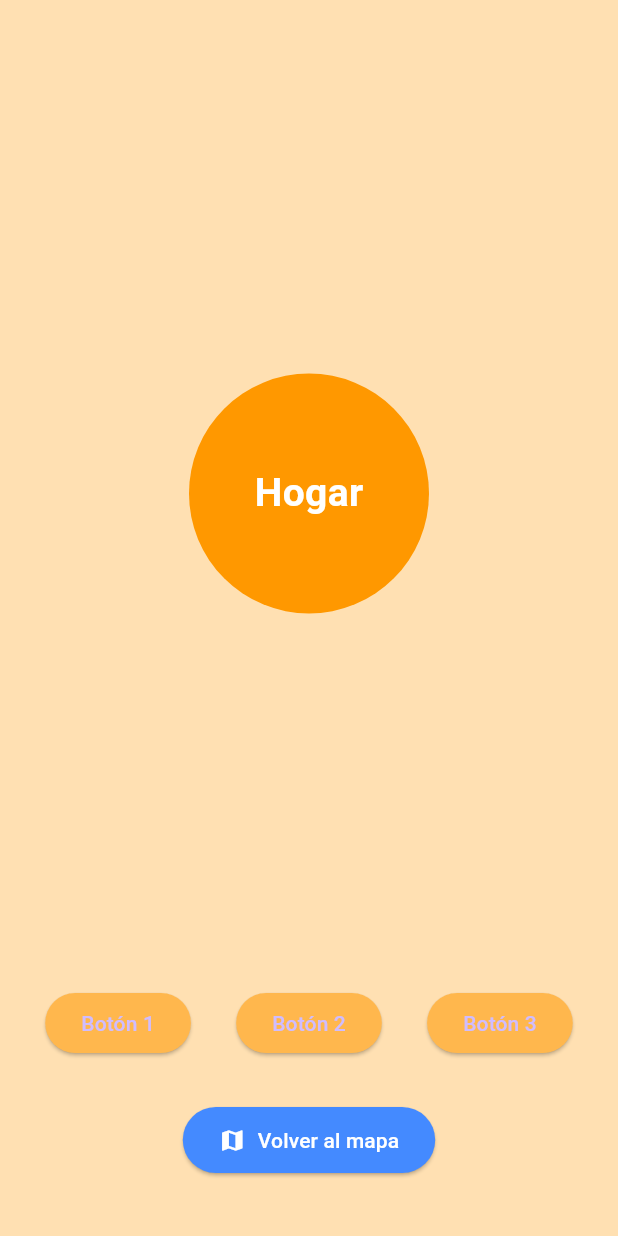
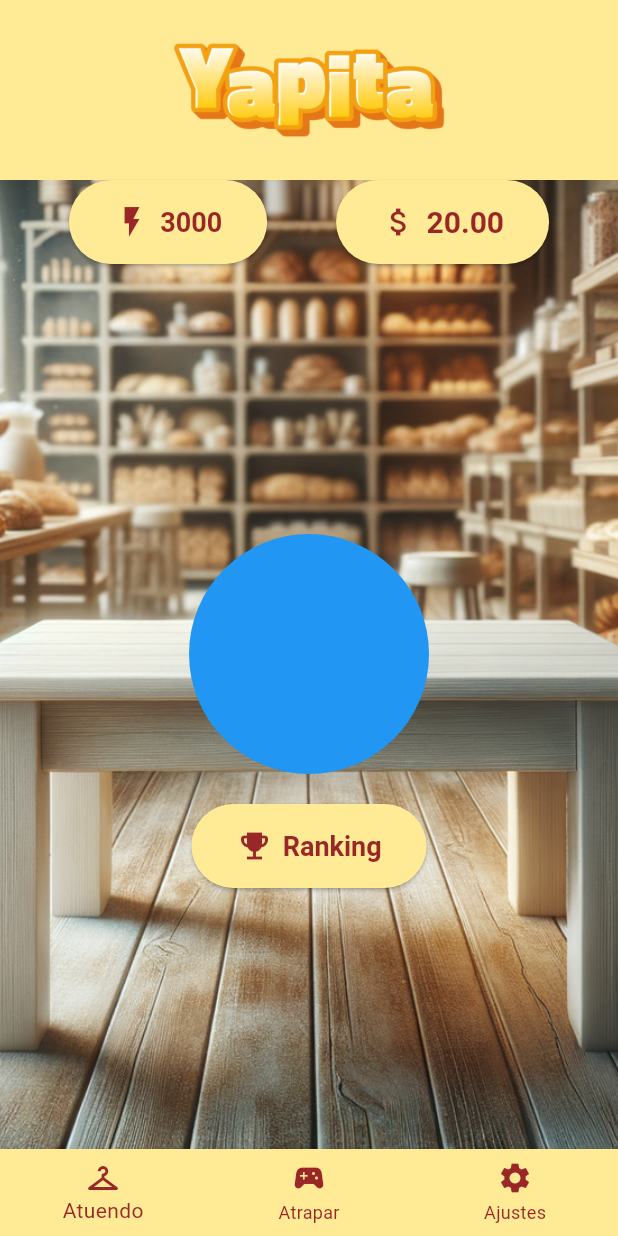
Before and after one commit to rahgby/yapita, a Flutter app: the PantallaHogar screen opened directly, on a phone screen of 412 x 824 dp. Run offline on Flutter 3.47's test engine with Material 3 defaults, Android fonts, the phone set to English and light mode, and no system bars; our stand-ins replace camera, flutter_map, latlong2, permission_handler.

Commit message:
feat:interfaz de usuario temporal

```diff
--- a/lib/pantallas/pantalla_hogar.dart
+++ b/lib/pantallas/pantalla_hogar.dart
@@ -6,24 +6,92 @@ class PantallaHogar extends StatelessWidget {
   @override
   Widget build(BuildContext context) {
     return Scaffold(
-      backgroundColor: Colors.orange[100], // Fondo de color sólido
-      body: SafeArea(
+      body: Container(
+        // 🔶 Fondo de pantalla
+        decoration: const BoxDecoration(
+          image: DecorationImage(
+            image: AssetImage("assets/fondo.png"),
+            fit: BoxFit.cover,
+          ),
+        ),
+
+        // 🔶 Estructura principal
+        child: Column(
+          children: [
+            // 🟧 HEADER — fuera del SafeArea, pegado arriba
+            Container(
+              width: double.infinity,
+              padding: const EdgeInsets.symmetric(vertical: 20),
+              color: const Color(0xFFFFEA96),
+              child: Image.asset(
+                'assets/yapitatext.png',
+                height: 80, //
+                width: 200,
+                fit: BoxFit.contain,
+              ),
+            ),
+
+
+            // 🔵 CONTENIDO DENTRO DEL SAFEAREA
+            Expanded(
+              child: SafeArea(
                 child: Column(
                   mainAxisAlignment: MainAxisAlignment.center,
                   children: [
-            const Spacer(),
 
-            // Círculo central (simulando un "Pou")
+                    SizedBox(height: 0), // espacio desde el header
+
+
+                    Row(
+                      mainAxisAlignment: MainAxisAlignment.spaceEvenly,
+                      children: [
+                        ElevatedButton.icon(
+                          onPressed: () {},
+                          icon: const Icon(Icons.flash_on, size: 24), // energía
+                          label: const Text("3000"),
+                          style: ElevatedButton.styleFrom(
+                            backgroundColor: const Color(0xFFFFEA96),
+                            foregroundColor: const Color(0xFF9A2727),
+                            textStyle: const TextStyle(
+                              fontWeight: FontWeight.bold,
+                              fontSize: 18,
+                            ),
+                            padding: const EdgeInsets.symmetric(horizontal: 30, vertical: 16),
+                          ),
+                        ),
+                        ElevatedButton.icon(
+                          onPressed: () {},
+                          icon: const Icon(Icons.attach_money, size: 24), // ícono de dólar
+                          label: const Text("20.00"),
+                          style: ElevatedButton.styleFrom(
+                            backgroundColor: const Color(0xFFFFEA96),
+                            foregroundColor: const Color(0xFF9A2727),
+                            textStyle: const TextStyle(
+                              fontWeight: FontWeight.bold,
+                              fontSize: 20,
+                            ),
+                            padding: const EdgeInsets.symmetric(horizontal: 30, vertical: 16),
+                          ),
+                        ),
+                      ],
+                    )
+
+
+                    ,
+
+                    SizedBox(height:180),
+
+                    // 🟠 Círculo central
                     Container(
                       width: 160,
                       height: 160,
                       decoration: const BoxDecoration(
-                color: Colors.orange,
+                        color: Colors.blue,
                         shape: BoxShape.circle,
                       ),
                       child: const Center(
                         child: Text(
-                  "Hogar",
+                          "",
                           style: TextStyle(
                             fontSize: 26,
                             color: Colors.white,
@@ -32,58 +100,67 @@ class PantallaHogar extends StatelessWidget {
                         ),
                       ),
                     ),
+                    const SizedBox(height: 20),
+                    ElevatedButton.icon(
+                      onPressed: () {},
+                      icon: const Icon(Icons.emoji_events, size: 24), // ícono de ranking
+                      label: const Text("Ranking"),
+                      style: ElevatedButton.styleFrom(
+                        backgroundColor: const Color(0xFFFFEA96),    // mismo color de fondo
+                        foregroundColor: const Color(0xFF9A2727),    // mismo color de letra
+                        textStyle: const TextStyle(
+                          fontWeight: FontWeight.bold,
+                          fontSize: 18,                               // mismo tamaño de letra
+                        ),
+                        padding: const EdgeInsets.symmetric(horizontal: 30, vertical: 16), // mismo tamaño del botón
+                      ),
+                    ),
+
 
                     const Spacer(),
 
-            // Tres botones sin función
-            Row(
-              mainAxisAlignment: MainAxisAlignment.spaceEvenly,
-              children: [
-                ElevatedButton(
-                  onPressed: () {},
-                  style: ElevatedButton.styleFrom(
-                    backgroundColor: Colors.orange[300],
+
+
+                  ],
                 ),
-                  child: const Text("Botón 1"),
               ),
-                ElevatedButton(
-                  onPressed: () {},
-                  style: ElevatedButton.styleFrom(
-                    backgroundColor: Colors.orange[300],
-                  ),
-                  child: const Text("Botón 2"),
-                ),
-                ElevatedButton(
-                  onPressed: () {},
-                  style: ElevatedButton.styleFrom(
-                    backgroundColor: Colors.orange[300],
-                  ),
-                  child: const Text("Botón 3"),
             ),
           ],
         ),
-
-            const SizedBox(height: 30),
-
-            // Botón para volver al mapa
-            ElevatedButton.icon(
-              onPressed: () {
-                Navigator.pop(context); // Regresa al mapa
-              },
-              icon: const Icon(Icons.map),
-              label: const Text("Volver al mapa"),
-              style: ElevatedButton.styleFrom(
-                backgroundColor: Colors.blueAccent,
-                foregroundColor: Colors.white,
-                padding:
-                const EdgeInsets.symmetric(horizontal: 24, vertical: 12),
-              ),
       ),
 
-            const SizedBox(height: 40),
+      // 🔽 Menú inferior
+      bottomNavigationBar: BottomNavigationBar(
+        backgroundColor: const Color(0xFFFFEA96),
+        selectedItemColor: const Color(0xFF9A2727),
+        unselectedItemColor: const Color(0xFF9A2727),
+        items: const [
+          BottomNavigationBarItem(
+            icon: Icon(Icons.checkroom),
+            label: 'Atuendo',
+          ),
+          BottomNavigationBarItem(
+            icon: Icon(Icons.sports_esports),
+            label: 'Atrapar',
+          ),
+          BottomNavigationBarItem(
+            icon: Icon(Icons.settings),
+            label: 'Ajustes',
+          ),
         ],
+        onTap: (index) {
+          if (index == 1) {
+            // 🔙 Primer item: vuelve a la pantalla anterior
+            Navigator.pop(context);
+          } else if (index == 0) {
+            // Inicio: podrías hacer Navigator.pushNamed(context, '/inicio');
+          } else if (index == 2) {
+            // Ajustes: navegar a la pantalla de ajustes
+          }
+        },
       ),
-      ),
+
     );
   }
+
 }
```
Also changed, not shown: pubspec.yaml (+11 -16 lines), assets/fondo.png (added), assets/yapitatext.png (added), pubspec.lock. Lines whose indentation alone changed are shown as unchanged.
